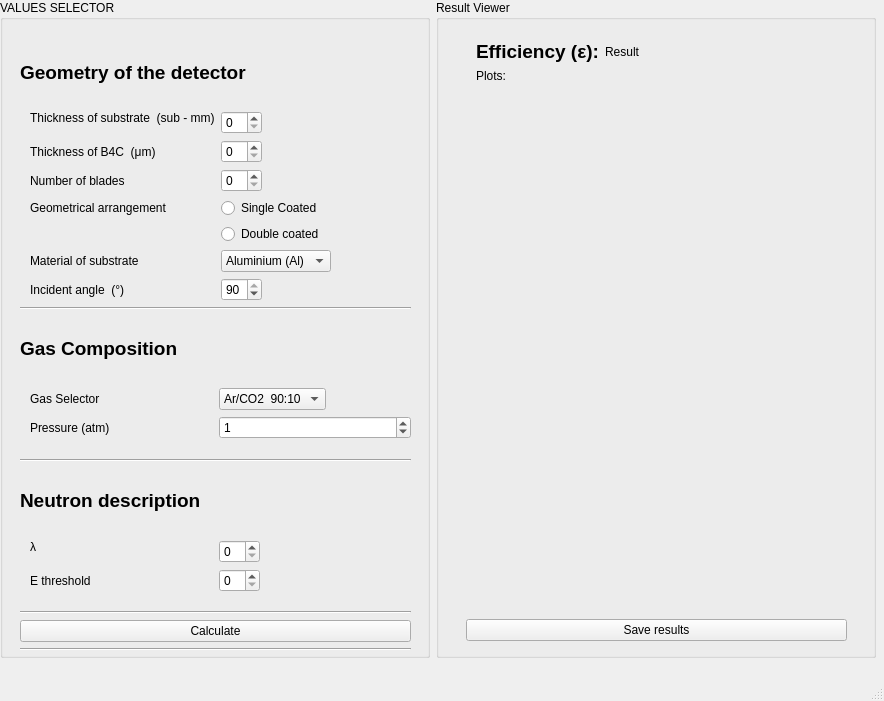
Old version of the form efficiencyCalculator/efficiencyMainwindow.ui in the repository ess-dg/dg_efficiencyCalculator.
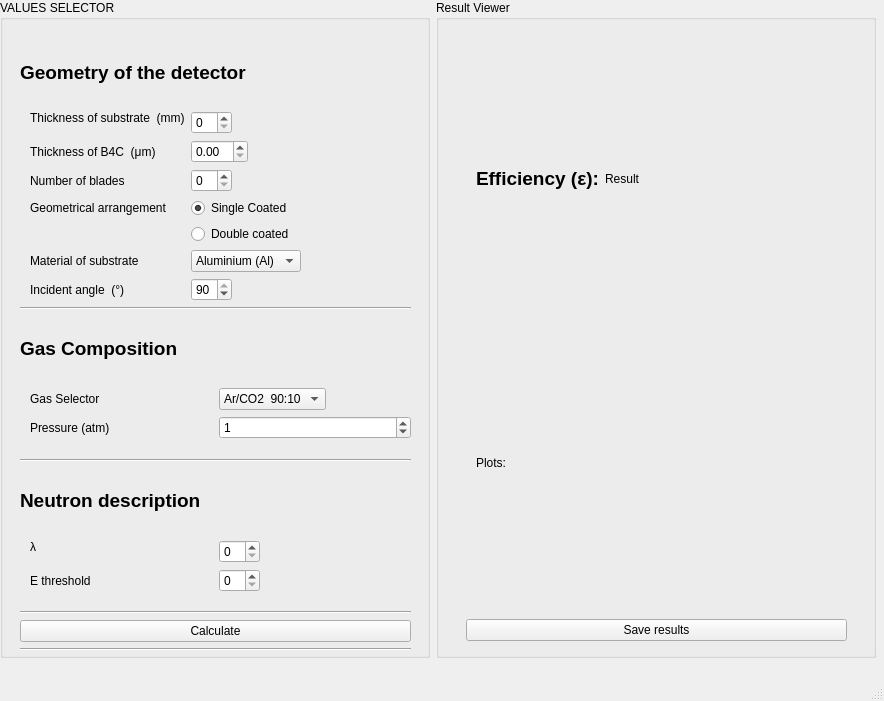
New version of the form.

Commit message: Added a place to plot in the ui and a function that plots the stopping power of the particles

Patch:
```diff
--- a/efficiencyCalculator/efficiencyMainwindow.ui
+++ b/efficiencyCalculator/efficiencyMainwindow.ui
@@ -72,7 +72,7 @@
               </sizepolicy>
              </property>
              <property name="text">
-              <string>Thickness of substrate  (sub - mm)</string>
+              <string>Thickness of substrate  (mm)</string>
              </property>
             </widget>
            </item>
@@ -86,9 +86,6 @@
              </property>
             </widget>
            </item>
-           <item row="2" column="1">
-            <widget class="QSpinBox" name="BSpinBox"/>
-           </item>
            <item row="4" column="0">
             <widget class="QLabel" name="NbladesLabel">
              <property name="text">
@@ -111,6 +108,9 @@
              <property name="text">
               <string>Single Coated</string>
              </property>
+             <property name="checked">
+              <bool>true</bool>
+             </property>
             </widget>
            </item>
            <item row="7" column="1">
@@ -168,6 +168,9 @@
              </property>
             </widget>
            </item>
+           <item row="2" column="1">
+            <widget class="QDoubleSpinBox" name="BSpinBox"/>
+           </item>
           </layout>
          </item>
          <item>
@@ -362,7 +365,7 @@
               <height>561</height>
              </rect>
             </property>
-            <layout class="QVBoxLayout" name="plotLayout">
+            <layout class="QVBoxLayout" name="innerPlotLayout">
              <item>
               <layout class="QHBoxLayout" name="resultLayout_2">
                <item>
@@ -395,14 +398,7 @@
               </widget>
              </item>
              <item>
-              <widget class="QWidget" name="plotDrawingWidget" native="true">
-               <property name="sizePolicy">
-                <sizepolicy hsizetype="Expanding" vsizetype="Expanding">
-                 <horstretch>0</horstretch>
-                 <verstretch>0</verstretch>
-                </sizepolicy>
-               </property>
-              </widget>
+              <layout class="QVBoxLayout" name="plotLayout"/>
              </item>
             </layout>
            </widget>
```
The commit also changes 1 other file.
